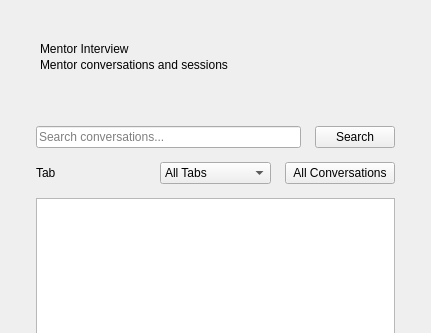
Old version of the form ui/mentor_interview_page.ui in the repository MS-Sezgin/crm; both pictures show x 0 to 431 and y 0 to 333 of the 431 by 500 pixel window.
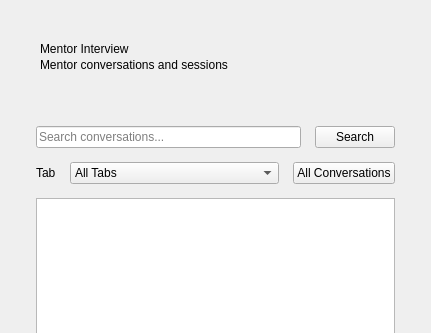
New version of the form.

The edit to the form file:
```diff
--- a/ui/mentor_interview_page.ui
+++ b/ui/mentor_interview_page.ui
@@ -37,7 +37,7 @@
        </layout>
       </item>
       <item>
-       <layout class="QHBoxLayout" name="filterRow">
+       <layout class="QHBoxLayout" name="filterRow" stretch="0,1,0">
         <item><widget class="QLabel" name="labelFilter"><property name="text"><string>Tab</string></property></widget></item>
         <item><widget class="QComboBox" name="comboTabs">
          <item><property name="text"><string>All Tabs</string></property></item>
```
Left out of the diff: 1 changed line with no effect on the pictures.
